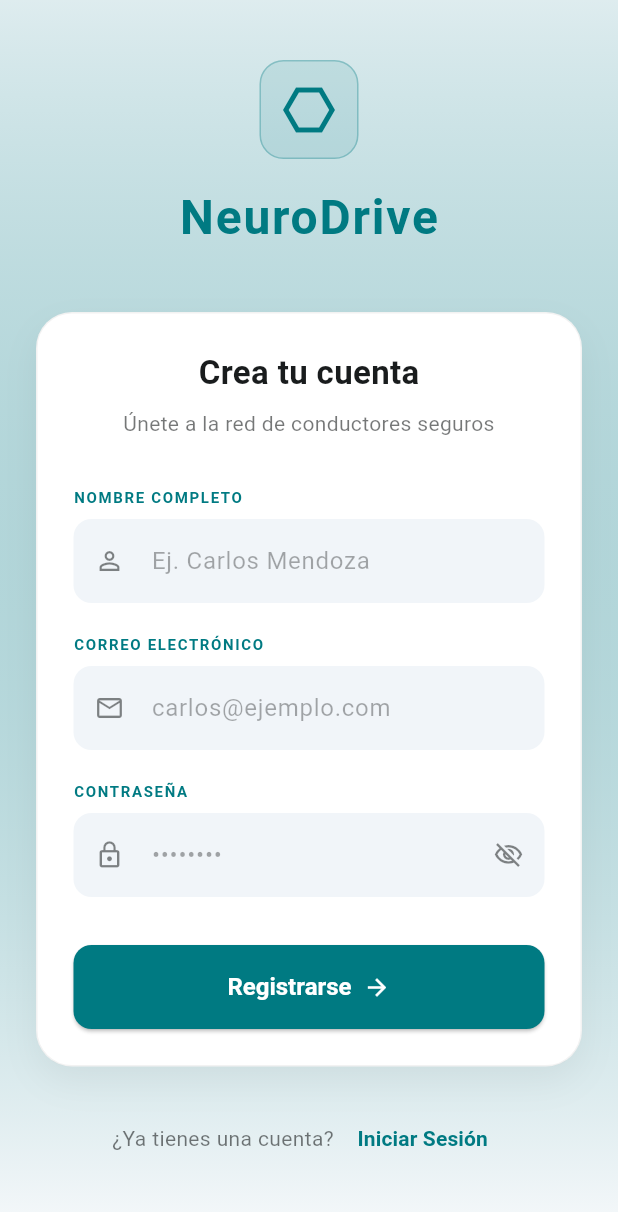
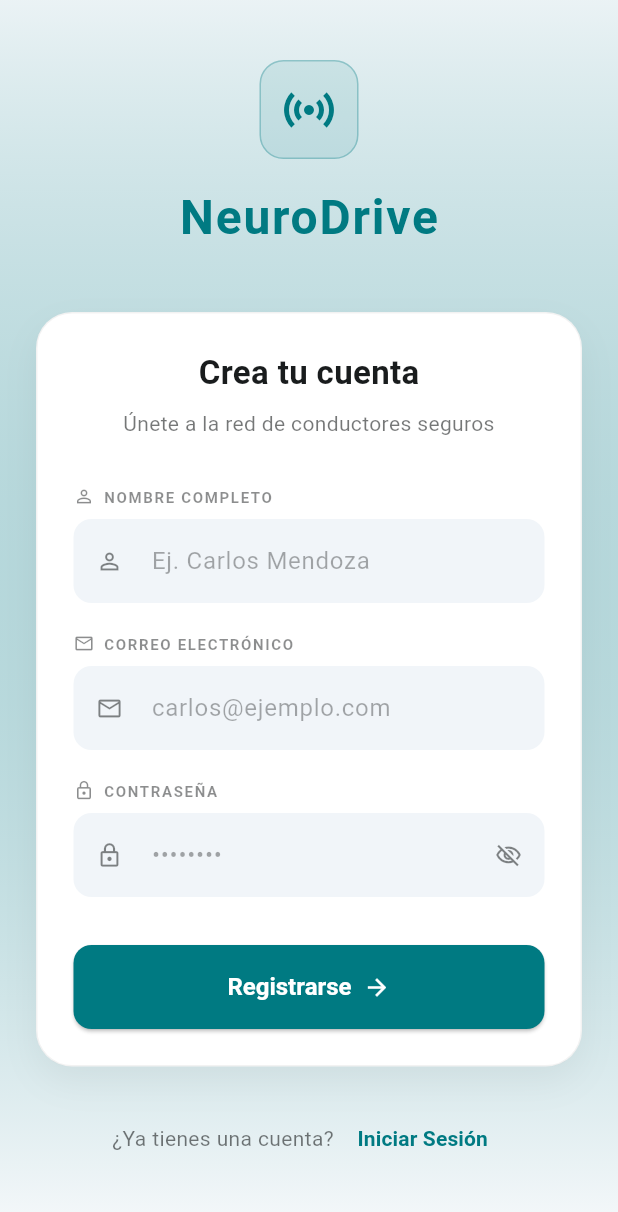
Before and after one commit to ra0214/neurodrive-app, a Flutter app: the screen it shows after launch, after a tap on "Registrarse", on a phone screen of 412 x 824 dp. Shown: the top 1212 px of the screen. Run offline on Flutter 3.47's test engine with Material 3 defaults, Android fonts, the phone set to English and light mode, and no system bars; our stand-ins replace device_preview; missing offline and left inert: flutter_windowmanager, safe_device; accounts and stored records are empty; network calls fail; statements that could not run were skipped.

Commit message:
style: refactorizar Login y Register con la paleta de colores oficial (Material 3)

```diff
--- a/lib/features/auth/presentation/views/login_screen.dart
+++ b/lib/features/auth/presentation/views/login_screen.dart
@@ -1,6 +1,8 @@
+import 'dart:io';
 import 'package:flutter/material.dart';
 import 'package:provider/provider.dart';
 import '../view_models/login_view_model.dart';
+import '../../../core/security/security_service.dart';
 
 class LoginScreen extends StatefulWidget {
   const LoginScreen({super.key});
@@ -13,6 +15,46 @@ class _LoginScreenState extends State<LoginScreen> {
   final _emailController = TextEditingController();
   final _passwordController = TextEditingController();
   bool _obscurePassword = true;
+
+  @override
+  void initState() {
+    super.initState();
+    _checkSecurity();
+  }
+
+  Future<void> _checkSecurity() async {
+    final String? errorMessage = await SecurityService.checkDeviceSecurity();
+    if (errorMessage != null && mounted) {
+      showDialog(
+        context: context,
+        barrierDismissible: false,
+        builder: (context) => PopScope(
+          canPop: false,
+          child: AlertDialog(
+            backgroundColor: Theme.of(context).colorScheme.surface,
+            title: Row(
+              children: [
+                Icon(Icons.security, color: Theme.of(context).colorScheme.error),
+                const SizedBox(width: 10),
+                const Text('Bloqueo de Seguridad'),
+              ],
+            ),
+            content: Text(errorMessage, style: const TextStyle(fontSize: 14)),
+            actions: [
+              ElevatedButton(
+                onPressed: () => exit(0),
+                style: ElevatedButton.styleFrom(
+                  backgroundColor: Theme.of(context).colorScheme.error,
+                  foregroundColor: Theme.of(context).colorScheme.onError,
+                ),
+                child: const Text('CERRAR APLICACIÓN'),
+              ),
+            ],
+          ),
+        ),
+      );
+    }
+  }
 
   @override
   void dispose() {
@@ -37,7 +79,7 @@ class _LoginScreenState extends State<LoginScreen> {
             end: Alignment.bottomCenter,
             colors: isDark
               ? [const Color(0xFF0D1B2A), theme.colorScheme.background]
-              : [theme.colorScheme.primary.withOpacity(0.1), theme.colorScheme.background],
+              : [theme.colorScheme.primary.withValues(alpha: 0.05), theme.colorScheme.background],
           ),
         ),
         child: SafeArea(
@@ -50,9 +92,9 @@ class _LoginScreenState extends State<LoginScreen> {
                 Container(
                   padding: const EdgeInsets.all(12),
                   decoration: BoxDecoration(
-                    color: theme.colorScheme.primary.withOpacity(0.1),
+                    color: theme.colorScheme.primary.withValues(alpha: 0.1),
                     borderRadius: BorderRadius.circular(16),
-                    border: Border.all(color: theme.colorScheme.primary.withOpacity(0.3)),
+                    border: Border.all(color: theme.colorScheme.primary.withValues(alpha: 0.3)),
                   ),
                   child: Icon(Icons.sensors, color: theme.colorScheme.primary, size: 32),
                 ),
@@ -71,7 +113,7 @@ class _LoginScreenState extends State<LoginScreen> {
                   style: TextStyle(
                     fontSize: 10,
                     fontWeight: FontWeight.w500,
-                    color: theme.colorScheme.primary.withOpacity(0.7),
+                    color: theme.colorScheme.onBackground.withValues(alpha: 0.7),
                     letterSpacing: 3.0,
                   ),
                 ),
@@ -82,10 +124,10 @@ class _LoginScreenState extends State<LoginScreen> {
                   decoration: BoxDecoration(
                     color: theme.colorScheme.surface,
                     borderRadius: BorderRadius.circular(24),
-                    border: Border.all(color: isDark ? Colors.white10 : Colors.black.withOpacity(0.05)),
+                    border: Border.all(color: isDark ? Colors.white.withValues(alpha: 0.05) : Colors.black.withValues(alpha: 0.05)),
                     boxShadow: isDark ? [] : [
                       BoxShadow(
-                        color: Colors.black.withOpacity(0.05),
+                        color: Colors.black.withValues(alpha: 0.05),
                         blurRadius: 20,
                         offset: const Offset(0, 10),
                       )
@@ -107,7 +149,7 @@ class _LoginScreenState extends State<LoginScreen> {
                         'Ingresa tus credenciales para continuar con el monitoreo.',
                         style: TextStyle(
                           fontSize: 14,
-                          color: theme.colorScheme.onSurface.withOpacity(0.6),
+                          color: theme.colorScheme.onSurface.withValues(alpha: 0.6),
                         ),
                       ),
                       const SizedBox(height: 32),
@@ -160,7 +202,9 @@ class _LoginScreenState extends State<LoginScreen> {
                       ),
                       const SizedBox(height: 32),
 
-                      ElevatedButton(
+                      SizedBox(
+                        width: double.infinity,
+                        child: ElevatedButton(
                           onPressed: viewModel.isLoading
                               ? null
                               : () async {
@@ -175,7 +219,7 @@ class _LoginScreenState extends State<LoginScreen> {
                                       ScaffoldMessenger.of(context).showSnackBar(
                                         SnackBar(
                                           content: Text(viewModel.error!),
-                                        backgroundColor: Colors.redAccent,
+                                          backgroundColor: theme.colorScheme.error,
                                         ),
                                       );
                                     }
@@ -192,6 +236,7 @@ class _LoginScreenState extends State<LoginScreen> {
                                   ],
                                 ),
                         ),
+                      ),
                     ],
                   ),
                 ),
@@ -201,7 +246,7 @@ class _LoginScreenState extends State<LoginScreen> {
                   children: [
                     Text(
                       '¿No tienes una cuenta? ',
-                      style: TextStyle(color: theme.colorScheme.onBackground.withOpacity(0.6)),
+                      style: TextStyle(color: theme.colorScheme.onBackground.withValues(alpha: 0.6)),
                     ),
                     TextButton(
                       onPressed: () {
@@ -224,12 +269,13 @@ class _LoginScreenState extends State<LoginScreen> {
   }
 
   Widget _buildTextFieldLabel(BuildContext context, String label) {
+    final theme = Theme.of(context);
     return Row(
       children: [
         Icon(
           label.contains('CORREO') ? Icons.email_outlined : Icons.lock_outline,
           size: 14,
-          color: Theme.of(context).colorScheme.onSurface.withOpacity(0.5),
+          color: theme.colorScheme.onSurface.withValues(alpha: 0.5),
         ),
         const SizedBox(width: 6),
         Text(
@@ -237,7 +283,7 @@ class _LoginScreenState extends State<LoginScreen> {
           style: TextStyle(
             fontSize: 10,
             fontWeight: FontWeight.bold,
-            color: Theme.of(context).colorScheme.onSurface.withOpacity(0.5),
+            color: theme.colorScheme.onSurface.withValues(alpha: 0.5),
             letterSpacing: 1.1,
           ),
         ),
--- a/lib/features/auth/presentation/views/register_screen.dart
+++ b/lib/features/auth/presentation/views/register_screen.dart
@@ -39,7 +39,7 @@ class _RegisterScreenState extends State<RegisterScreen> {
             end: Alignment.bottomCenter,
             colors: isDark
               ? [const Color(0xFF0D1B2A), theme.colorScheme.background]
-              : [theme.colorScheme.primary.withOpacity(0.1), theme.colorScheme.background],
+              : [theme.colorScheme.primary.withValues(alpha: 0.05), theme.colorScheme.background],
           ),
         ),
         child: SafeArea(
@@ -52,11 +52,11 @@ class _RegisterScreenState extends State<RegisterScreen> {
                 Container(
                   padding: const EdgeInsets.all(12),
                   decoration: BoxDecoration(
-                    color: theme.colorScheme.primary.withOpacity(0.1),
+                    color: theme.colorScheme.primary.withValues(alpha: 0.1),
                     borderRadius: BorderRadius.circular(16),
-                    border: Border.all(color: theme.colorScheme.primary.withOpacity(0.3)),
+                    border: Border.all(color: theme.colorScheme.primary.withValues(alpha: 0.3)),
                   ),
-                  child: Icon(Icons.hexagon_outlined, color: theme.colorScheme.primary, size: 40),
+                  child: Icon(Icons.sensors, color: theme.colorScheme.primary, size: 40),
                 ),
                 const SizedBox(height: 16),
                 Text(
@@ -75,10 +75,10 @@ class _RegisterScreenState extends State<RegisterScreen> {
                   decoration: BoxDecoration(
                     color: theme.colorScheme.surface,
                     borderRadius: BorderRadius.circular(24),
-                    border: Border.all(color: isDark ? Colors.white10 : Colors.black.withOpacity(0.05)),
+                    border: Border.all(color: isDark ? Colors.white.withValues(alpha: 0.05) : Colors.black.withValues(alpha: 0.05)),
                     boxShadow: isDark ? [] : [
                       BoxShadow(
-                        color: Colors.black.withOpacity(0.05),
+                        color: Colors.black.withValues(alpha: 0.05),
                         blurRadius: 20,
                         offset: const Offset(0, 10),
                       )
@@ -101,7 +101,7 @@ class _RegisterScreenState extends State<RegisterScreen> {
                         textAlign: TextAlign.center,
                         style: TextStyle(
                           fontSize: 14,
-                          color: theme.colorScheme.onSurface.withOpacity(0.6),
+                          color: theme.colorScheme.onSurface.withValues(alpha: 0.6),
                         ),
                       ),
                       const SizedBox(height: 32),
@@ -138,15 +138,29 @@ class _RegisterScreenState extends State<RegisterScreen> {
                       ),
                       const SizedBox(height: 32),
 
-                      ElevatedButton(
+                      SizedBox(
+                        width: double.infinity,
+                        child: ElevatedButton(
                           onPressed: viewModel.isLoading
                               ? null
-                            : () {
-                                viewModel.register(
+                              : () async {
+                                  await viewModel.register(
                                     fullName: _fullNameController.text,
                                     email: _emailController.text,
                                     password: _passwordController.text,
                                   );
+                                  if (mounted) {
+                                    if (viewModel.error == null) {
+                                      Navigator.pushReplacementNamed(context, '/home');
+                                    } else {
+                                      ScaffoldMessenger.of(context).showSnackBar(
+                                        SnackBar(
+                                          content: Text(viewModel.error!),
+                                          backgroundColor: theme.colorScheme.error,
+                                        ),
+                                      );
+                                    }
+                                  }
                                 },
                           child: viewModel.isLoading
                               ? CircularProgressIndicator(color: theme.colorScheme.onPrimary)
@@ -159,6 +173,7 @@ class _RegisterScreenState extends State<RegisterScreen> {
                                   ],
                                 ),
                         ),
+                      ),
                     ],
                   ),
                 ),
@@ -168,7 +183,7 @@ class _RegisterScreenState extends State<RegisterScreen> {
                   children: [
                     Text(
                       '¿Ya tienes una cuenta? ',
-                      style: TextStyle(color: theme.colorScheme.onBackground.withOpacity(0.6)),
+                      style: TextStyle(color: theme.colorScheme.onBackground.withValues(alpha: 0.6)),
                     ),
                     TextButton(
                       onPressed: () {
@@ -204,14 +219,24 @@ class _RegisterScreenState extends State<RegisterScreen> {
     return Column(
       crossAxisAlignment: CrossAxisAlignment.start,
       children: [
+        Row(
+          children: [
+            Icon(
+              icon,
+              size: 14,
+              color: theme.colorScheme.onSurface.withValues(alpha: 0.5),
+            ),
+            const SizedBox(width: 6),
             Text(
               label,
               style: TextStyle(
                 fontSize: 10,
                 fontWeight: FontWeight.bold,
-            color: theme.colorScheme.primary,
+                color: theme.colorScheme.onSurface.withValues(alpha: 0.5),
                 letterSpacing: 1.1,
               ),
+            ),
+          ],
         ),
         const SizedBox(height: 8),
         TextField(
@@ -220,12 +245,12 @@ class _RegisterScreenState extends State<RegisterScreen> {
           style: TextStyle(color: theme.colorScheme.onSurface),
           decoration: InputDecoration(
             hintText: hint,
-            prefixIcon: Icon(icon, size: 20),
+            prefixIcon: Icon(icon, size: 18),
             suffixIcon: isPassword
                 ? IconButton(
                     icon: Icon(
                       obscureText ? Icons.visibility_off_outlined : Icons.visibility_outlined,
-                      size: 20,
+                      size: 18,
                     ),
                     onPressed: onSuffixIconPressed,
                   )
```
Lines whose indentation alone changed are shown as unchanged.
